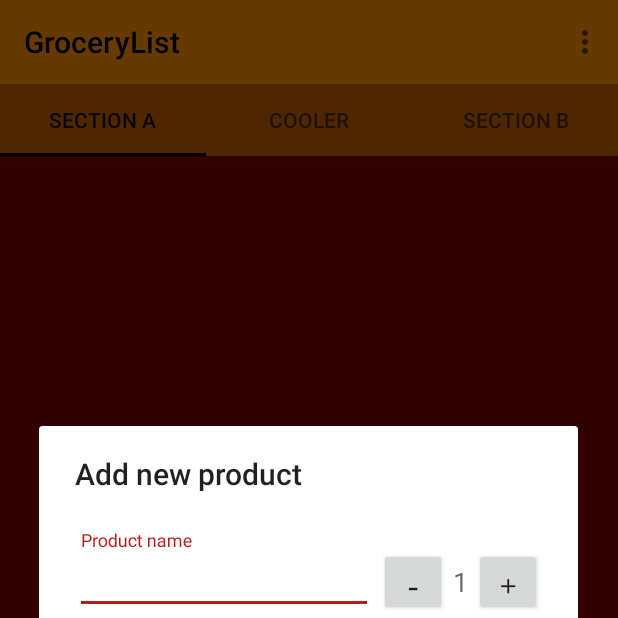
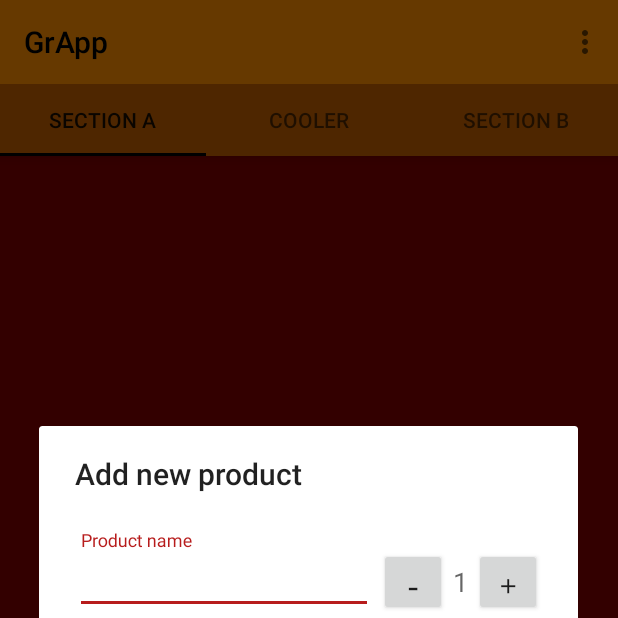
Before and after one commit to floatingreels/GroceryListJava, an Android app: the screen it shows after launch (MainActivity), after a tap on an icon or button, on a phone screen of 412 x 824 dp, the top half of it. Run offline under Robolectric (Android 15) with nearby library versions, the phone set to English and light mode, and no system bars; our stand-ins replace Room's generated code.

Commit message:
Changed Floating Action Button colour and app name

```diff
--- a/app/src/main/java/com/floatingreels/grocerylist/ui/MainActivity.java
+++ b/app/src/main/java/com/floatingreels/grocerylist/ui/MainActivity.java
@@ -38,7 +38,7 @@ public class MainActivity extends AppCompatActivity {
         setContentView(R.layout.activity_main);
 
         Toolbar toolbar = findViewById(R.id.toolbar);
-setSupportActionBar(toolbar);
+        setSupportActionBar(toolbar);
         TabLayout tabLayout = findViewById(R.id.tab_layout);
         ViewPager viewPager = findViewById(R.id.fragment_container);
 
--- a/app/src/main/res/values/strings.xml
+++ b/app/src/main/res/values/strings.xml
@@ -1,7 +1,5 @@
 <resources>
-    <string name="app_name">GroceryList</string>
-
-    <!-- TODO: Remove or change this placeholder text -->
+    <string name="app_name">GrApp</string>
     <string name="product_name">Product name</string>
     <string name="product_decrement">-</string>
     <string name="product_increment">+</string>
@@ -19,5 +17,5 @@
     <string name="product_added" > Product added to list</string>
     <string name="product_removed">Product removed from list</string>
     <string name="product_removed_all">All products removed from list</string>
-    <string name="product_remove_all">Remove all notes</string>
+    <string name="product_remove_all">Remove all products</string>
 </resources>
```
